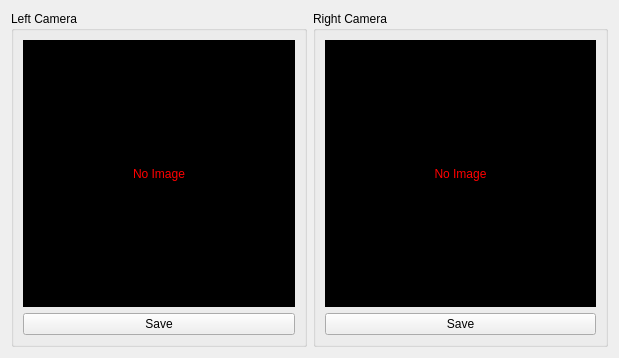
Old version of the form src/gui/adapters/cameraadapter.ui in the repository RoboJackets/igvc-software.
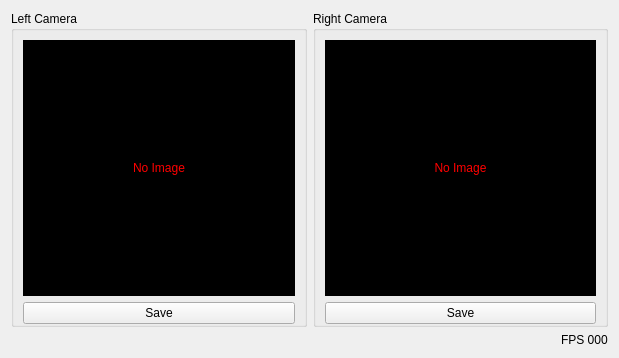
New version of the form.

Commit message: Added fps counter to camera adapter

The edit to the form file:
```diff
--- a/src/gui/adapters/cameraadapter.ui
+++ b/src/gui/adapters/cameraadapter.ui
@@ -38,12 +38,57 @@
    <string>Displays live feed from the camera along with a depth map and a point cloud of the data.</string>
   </property>
   <layout class="QGridLayout" name="gridLayout">
-   <item row="0" column="0">
+   <item row="1" column="1">
+    <widget class="QGroupBox" name="groupBox_3">
+     <property name="title">
+      <string>Right Camera</string>
+     </property>
+     <layout class="QGridLayout" name="gridLayout_3">
+      <property name="bottomMargin">
+       <number>0</number>
+      </property>
+      <item row="2" column="0">
+       <widget class="QPushButton" name="saveRight">
+        <property name="text">
+         <string>Save</string>
+        </property>
+       </widget>
+      </item>
+      <item row="1" column="0">
+       <widget class="QLabel" name="rightFeedLabel">
+        <property name="sizePolicy">
+         <sizepolicy hsizetype="Expanding" vsizetype="Expanding">
+          <horstretch>0</horstretch>
+          <verstretch>0</verstretch>
+         </sizepolicy>
+        </property>
+        <property name="styleSheet">
+         <string notr="true">color: rgb(255, 0, 0);
+background-color: rgb(0, 0, 0);</string>
+        </property>
+        <property name="text">
+         <string>No Image</string>
+        </property>
+        <property name="scaledContents">
+         <bool>true</bool>
+        </property>
+        <property name="alignment">
+         <set>Qt::AlignCenter</set>
+        </property>
+       </widget>
+      </item>
+     </layout>
+    </widget>
+   </item>
+   <item row="1" column="0">
     <widget class="QGroupBox" name="groupBox">
      <property name="title">
       <string>Left Camera</string>
      </property>
      <layout class="QGridLayout" name="gridLayout_2">
+      <property name="bottomMargin">
+       <number>0</number>
+      </property>
       <item row="1" column="0">
        <widget class="QLabel" name="leftFeedLabel">
         <property name="sizePolicy">
@@ -77,43 +122,24 @@
      </layout>
     </widget>
    </item>
-   <item row="0" column="1">
-    <widget class="QGroupBox" name="groupBox_3">
-     <property name="title">
-      <string>Right Camera</string>
+   <item row="2" column="1" alignment="Qt::AlignRight">
+    <widget class="QLabel" name="fpsLabel">
+     <property name="sizePolicy">
+      <sizepolicy hsizetype="Fixed" vsizetype="Fixed">
+       <horstretch>0</horstretch>
+       <verstretch>0</verstretch>
+      </sizepolicy>
      </property>
-     <layout class="QGridLayout" name="gridLayout_3">
-      <item row="0" column="0">
-       <widget class="QLabel" name="rightFeedLabel">
-        <property name="sizePolicy">
-         <sizepolicy hsizetype="Expanding" vsizetype="Expanding">
-          <horstretch>0</horstretch>
-          <verstretch>0</verstretch>
-         </sizepolicy>
-        </property>
-        <property name="styleSheet">
-         <string notr="true">color: rgb(255, 0, 0);
-background-color: rgb(0, 0, 0);</string>
-        </property>
-        <property name="text">
-         <string>No Image</string>
-        </property>
-        <property name="scaledContents">
-         <bool>true</bool>
-        </property>
-        <property name="alignment">
-         <set>Qt::AlignCenter</set>
-        </property>
-       </widget>
-      </item>
-      <item row="1" column="0">
-       <widget class="QPushButton" name="saveRight">
-        <property name="text">
-         <string>Save</string>
-        </property>
-       </widget>
-      </item>
-     </layout>
+     <property name="styleSheet">
+      <string notr="true">padding-top: 0;
+padding-bottom: 0;</string>
+     </property>
+     <property name="lineWidth">
+      <number>1</number>
+     </property>
+     <property name="text">
+      <string>FPS 000</string>
+     </property>
     </widget>
    </item>
   </layout>
```
The commit also changes 2 other files.
